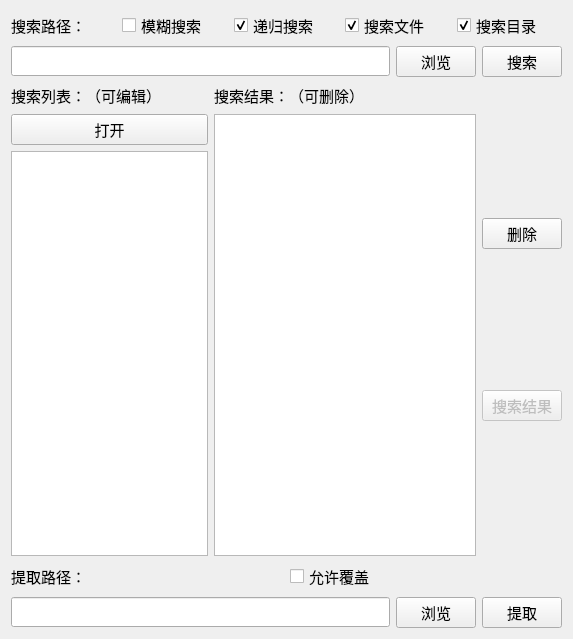
Above: ToolCollection/ToolCollection/fileextract2.ui from JUBO1992/QtGuiApplication before the change. Below: the same form after it.
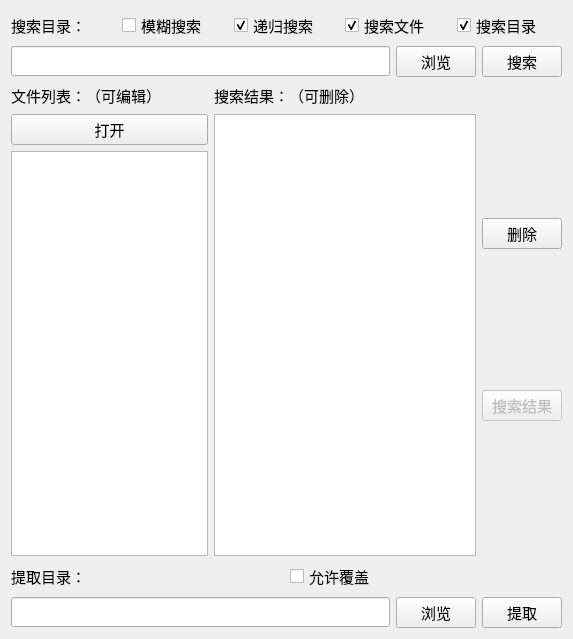
That is the form after the change. Icons and pictures are not drawn.

What changed in the file:
```diff
--- a/ToolCollection/ToolCollection/fileextract2.ui
+++ b/ToolCollection/ToolCollection/fileextract2.ui
@@ -42,7 +42,7 @@
             </size>
            </property>
            <property name="text">
-            <string>搜索路径：</string>
+            <string>搜索目录：</string>
            </property>
           </widget>
          </item>
@@ -173,7 +173,7 @@
             </size>
            </property>
            <property name="text">
-            <string>搜索列表：（可编辑）</string>
+            <string>文件列表：（可编辑）</string>
            </property>
           </widget>
          </item>
@@ -276,7 +276,7 @@
             </size>
            </property>
            <property name="text">
-            <string>提取路径：</string>
+            <string>提取目录：</string>
            </property>
           </widget>
          </item>
```
